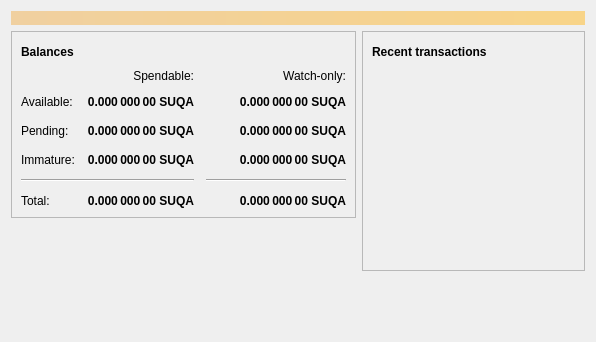
This is src/qt/forms/overviewpage.ui in barrystyle/SUQA-0.17.1 as Qt 5 draws it before an edit. The edited form follows.
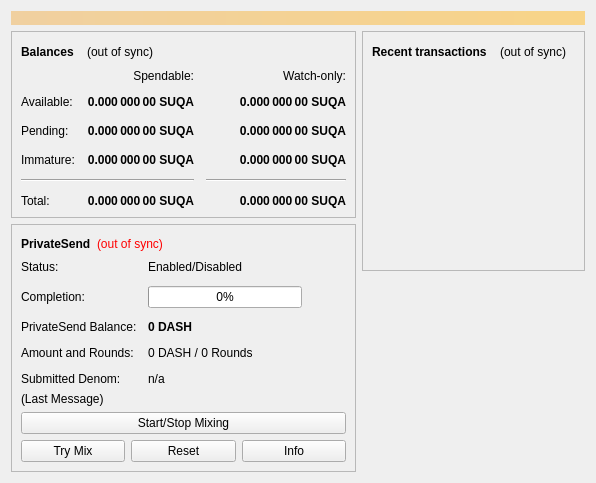
This is the edited form. Icons and pictures are not drawn.

Patch:
```diff
--- a/src/qt/forms/overviewpage.ui
+++ b/src/qt/forms/overviewpage.ui
@@ -68,7 +68,7 @@
               </property>
               <property name="maximumSize">
                <size>
-                <width>30</width>
+                <width>120</width>
                 <height>16777215</height>
                </size>
               </property>
@@ -76,7 +76,7 @@
                <string>The displayed information may be out of date. Your wallet automatically synchronizes with the SUQA network after a connection is established, but this process has not completed yet.</string>
               </property>
               <property name="text">
-               <string/>
+               <string notr="true">(out of sync)</string>
               </property>
               <property name="icon">
                <iconset>
@@ -406,6 +406,250 @@
          </layout>
         </widget>
        </item>
+       <item>
+        <widget class="QFrame" name="framePrivateSend">
+         <property name="layoutDirection">
+          <enum>Qt::LeftToRight</enum>
+         </property>
+         <property name="frameShape">
+          <enum>QFrame::StyledPanel</enum>
+         </property>
+         <property name="frameShadow">
+          <enum>QFrame::Raised</enum>
+         </property>
+         <layout class="QVBoxLayout" name="VerticalLayout_PS1">
+          <item>
+           <layout class="QHBoxLayout" name="horizontalLayout_5">
+            <item>
+             <widget class="QLabel" name="labelPrivateSendHeader">
+              <property name="font">
+               <font>
+                <weight>75</weight>
+                <bold>true</bold>
+               </font>
+              </property>
+              <property name="text">
+               <string>PrivateSend</string>
+              </property>
+             </widget>
+            </item>
+            <item>
+             <widget class="QLabel" name="labelPrivateSendSyncStatus">
+              <property name="toolTip">
+               <string>The displayed information may be out of date. Your wallet automatically synchronizes with the Dash network after a connection is established, but this process has not completed yet.</string>
+              </property>
+              <property name="styleSheet">
+               <string notr="true">QLabel { color: red; }</string>
+              </property>
+              <property name="text">
+               <string notr="true">(out of sync)</string>
+              </property>
+              <property name="alignment">
+               <set>Qt::AlignLeading|Qt::AlignLeft|Qt::AlignVCenter</set>
+              </property>
+             </widget>
+            </item>
+            <item>
+             <spacer name="horizontalSpacer_4">
+              <property name="orientation">
+               <enum>Qt::Horizontal</enum>
+              </property>
+              <property name="sizeHint" stdset="0">
+               <size>
+                <width>40</width>
+                <height>20</height>
+               </size>
+              </property>
+             </spacer>
+            </item>
+           </layout>
+          </item>
+          <item>
+           <layout class="QFormLayout" name="privateSendFormLayout">
+            <property name="fieldGrowthPolicy">
+             <enum>QFormLayout::AllNonFixedFieldsGrow</enum>
+            </property>
+            <property name="horizontalSpacing">
+             <number>11</number>
+            </property>
+            <property name="verticalSpacing">
+             <number>12</number>
+            </property>
+            <item row="0" column="0">
+             <widget class="QLabel" name="labelPrivateSendEnabledText">
+              <property name="text">
+               <string>Status:</string>
+              </property>
+             </widget>
+            </item>
+            <item row="0" column="1">
+             <widget class="QLabel" name="labelPrivateSendEnabled">
+              <property name="text">
+               <string>Enabled/Disabled</string>
+              </property>
+             </widget>
+            </item>
+            <item row="1" column="0">
+             <widget class="QLabel" name="labelCompletitionText">
+              <property name="text">
+               <string>Completion:</string>
+              </property>
+             </widget>
+            </item>
+            <item row="1" column="1">
+             <widget class="QProgressBar" name="privateSendProgress">
+              <property name="maximumSize">
+               <size>
+                <width>154</width>
+                <height>16777215</height>
+               </size>
+              </property>
+              <property name="value">
+               <number>0</number>
+              </property>
+             </widget>
+            </item>
+            <item row="2" column="0">
+             <widget class="QLabel" name="labelAnonymizedText">
+              <property name="text">
+               <string>PrivateSend Balance:</string>
+              </property>
+             </widget>
+            </item>
+            <item row="2" column="1">
+             <widget class="QLabel" name="labelAnonymized">
+              <property name="font">
+               <font>
+                <weight>75</weight>
+                <bold>true</bold>
+               </font>
+              </property>
+              <property name="text">
+               <string notr="true">0 DASH</string>
+              </property>
+             </widget>
+            </item>
+            <item row="3" column="0">
+             <widget class="QLabel" name="labelAmountAndRoundsText">
+              <property name="text">
+               <string>Amount and Rounds:</string>
+              </property>
+             </widget>
+            </item>
+            <item row="3" column="1">
+             <widget class="QLabel" name="labelAmountRounds">
+              <property name="text">
+               <string>0 DASH / 0 Rounds</string>
+              </property>
+             </widget>
+            </item>
+            <item row="4" column="0">
+             <widget class="QLabel" name="labelSubmittedDenomText">
+              <property name="text">
+               <string>Submitted Denom:</string>
+              </property>
+             </widget>
+            </item>
+            <item row="4" column="1">
+             <widget class="QLabel" name="labelSubmittedDenom">
+              <property name="toolTip">
+               <string>The denominations you submitted to the Masternode.&lt;br&gt;To mix, other users must submit the exact same denominations.</string>
+              </property>
+              <property name="text">
+               <string>n/a</string>
+              </property>
+             </widget>
+            </item>
+           </layout>
+          </item>
+          <item>
+           <layout class="QVBoxLayout" name="VerticalLayout_PS">
+            <item>
+             <widget class="QLabel" name="labelPrivateSendLastMessage">
+              <property name="text">
+               <string>(Last Message)</string>
+              </property>
+              <property name="alignment">
+               <set>Qt::AlignLeading|Qt::AlignLeft|Qt::AlignTop</set>
+              </property>
+              <property name="wordWrap">
+               <bool>true</bool>
+              </property>
+             </widget>
+            </item>
+            <item>
+             <widget class="QPushButton" name="togglePrivateSend">
+              <property name="sizePolicy">
+               <sizepolicy hsizetype="MinimumExpanding" vsizetype="Fixed">
+                <horstretch>0</horstretch>
+                <verstretch>0</verstretch>
+               </sizepolicy>
+              </property>
+              <property name="text">
+               <string>Start/Stop Mixing</string>
+              </property>
+             </widget>
+            </item>
+            <item>
+             <layout class="QHBoxLayout" name="horizontalLayout_debugbuttons">
+              <item>
+               <widget class="QPushButton" name="privateSendAuto">
+                <property name="sizePolicy">
+                 <sizepolicy hsizetype="MinimumExpanding" vsizetype="Fixed">
+                  <horstretch>0</horstretch>
+                  <verstretch>0</verstretch>
+                 </sizepolicy>
+                </property>
+                <property name="toolTip">
+                 <string>Try to manually submit a PrivateSend request.</string>
+                </property>
+                <property name="text">
+                 <string>Try Mix</string>
+                </property>
+               </widget>
+              </item>
+              <item>
+               <widget class="QPushButton" name="privateSendReset">
+                <property name="sizePolicy">
+                 <sizepolicy hsizetype="MinimumExpanding" vsizetype="Fixed">
+                  <horstretch>0</horstretch>
+                  <verstretch>0</verstretch>
+                 </sizepolicy>
+                </property>
+                <property name="toolTip">
+                 <string>Reset the current status of PrivateSend (can interrupt PrivateSend if it's in the process of Mixing, which can cost you money!)</string>
+                </property>
+                <property name="autoFillBackground">
+                 <bool>false</bool>
+                </property>
+                <property name="text">
+                 <string>Reset</string>
+                </property>
+               </widget>
+              </item>
+              <item>
+               <widget class="QPushButton" name="privateSendInfo">
+                <property name="sizePolicy">
+                 <sizepolicy hsizetype="MinimumExpanding" vsizetype="Fixed">
+                  <horstretch>0</horstretch>
+                  <verstretch>0</verstretch>
+                 </sizepolicy>
+                </property>
+                <property name="toolTip">
+                 <string>Information about PrivateSend and Mixing</string>
+                </property>
+                <property name="text">
+                 <string>Info</string>
+                </property>
+               </widget>
+              </item>
+             </layout>
+            </item>
+           </layout>
+          </item>
+         </layout>
+        </widget>
+       </item>
        <item>
         <spacer name="verticalSpacer">
          <property name="orientation">
@@ -454,7 +698,7 @@
               </property>
               <property name="maximumSize">
                <size>
-                <width>30</width>
+                <width>120</width>
                 <height>16777215</height>
                </size>
               </property>
@@ -462,7 +706,7 @@
                <string>The displayed information may be out of date. Your wallet automatically synchronizes with the SUQA network after a connection is established, but this process has not completed yet.</string>
               </property>
               <property name="text">
-               <string/>
+               <string notr="true">(out of sync)</string>
               </property>
               <property name="icon">
                <iconset>
```
